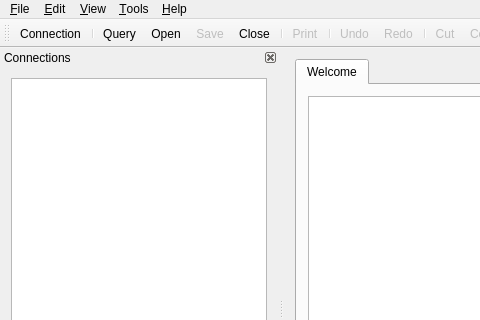
Qt form src/mainwindow.ui (FrenchDilettante/dbmaster) before a commit; both pictures show x 0 to 480 and y 0 to 320 of the 840 by 590 pixel window.
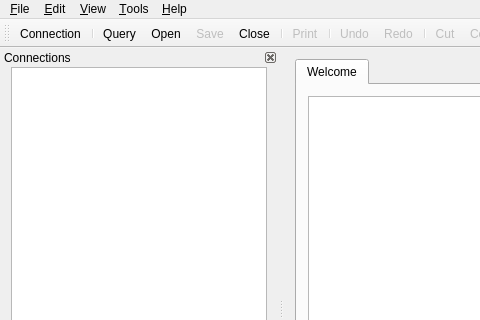
The same form after that commit. Icons and pictures are not drawn. Custom widgets are drawn as their Qt base class.

Commit message: Petit changement cosmetique

```diff
--- a/src/mainwindow.ui
+++ b/src/mainwindow.ui
@@ -217,6 +217,9 @@
    </attribute>
    <widget class="QWidget" name="dockWidgetContents">
     <layout class="QGridLayout" name="gridLayout">
+     <property name="topMargin">
+      <number>0</number>
+     </property>
      <item row="0" column="0">
       <widget class="DbTreeView" name="dbTreeView">
        <property name="selectionMode">
```
